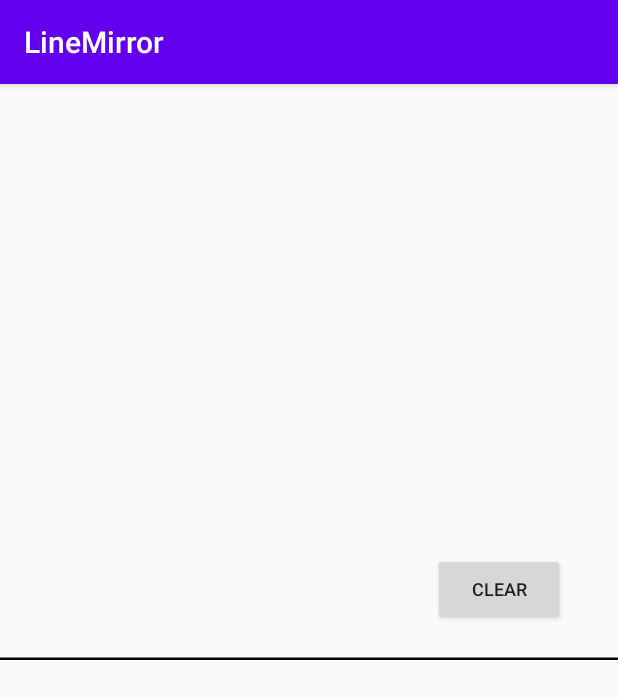
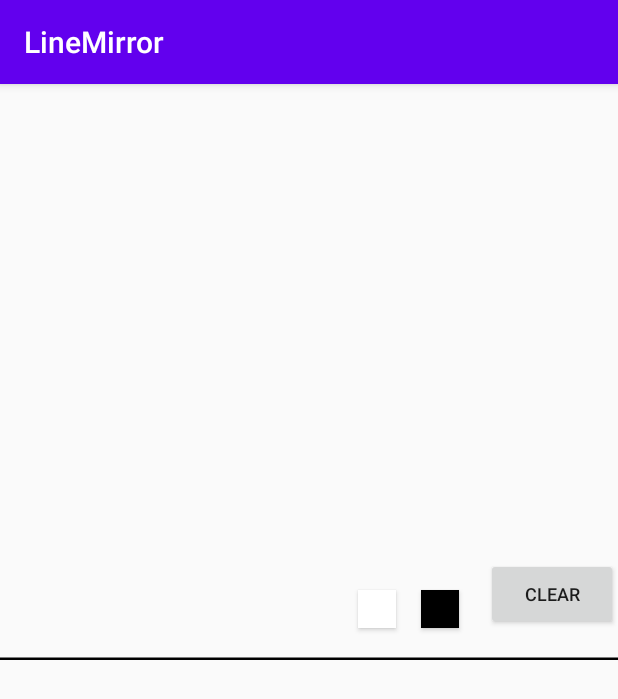
Before and after one commit to vivekaruuu/lineMirror, an Android app: the screen it shows after launch (MainActivity), after a tap on "CLEAR", on a phone screen of 412 x 824 dp. Shown: the top 699 px of the screen. Run offline under Robolectric (Android 15) with nearby library versions, the phone set to English and light mode, and no system bars; libraries missing offline, so code that uses them is left out: yuku.ambilwarna.

Commit message:
added color option

```diff
--- a/app/build.gradle
+++ b/app/build.gradle
@@ -26,6 +26,7 @@ dependencies {
     implementation 'androidx.appcompat:appcompat:1.2.0'
     implementation 'androidx.constraintlayout:constraintlayout:1.1.3'
     testImplementation 'junit:junit:4.12'
+    implementation 'com.github.yukuku:ambilwarna:2.0.1'
     androidTestImplementation 'androidx.test.ext:junit:1.1.1'
     androidTestImplementation 'androidx.test.espresso:espresso-core:3.2.0'
 
--- a/app/src/main/java/com/example/linemirror/Fragment1.java
+++ b/app/src/main/java/com/example/linemirror/Fragment1.java
@@ -5,6 +5,8 @@ import android.graphics.Canvas;
 import android.graphics.Color;
 import android.graphics.Paint;
 import android.graphics.Path;
+import android.graphics.PorterDuff;
+import android.graphics.PorterDuffXfermode;
 import android.os.Bundle;
 import android.util.AttributeSet;
 import android.util.Log;
@@ -19,28 +21,46 @@ import androidx.annotation.NonNull;
 import androidx.annotation.Nullable;
 import androidx.fragment.app.Fragment;
 
+import yuku.ambilwarna.AmbilWarnaDialog;
+
 
 public class Fragment1 extends Fragment {
 
     private static final String TAG = "Fragment1";
     private FragmentAListener listener;
     public interface FragmentAListener {
-        void onInputASent(Path path);
+        void onInputASent(Path path,int color);
     }
     MyCanvas myCanvas;
     Button button;
+    Button colorButton;
+    Button eraseButton;
+    int mColor=Color.BLACK;
     @Nullable
     @Override
     public View onCreateView(@NonNull LayoutInflater inflater, @Nullable ViewGroup container, @Nullable Bundle savedInstanceState) {
         View view= inflater.inflate(R.layout.canvas_1,container,false);
          myCanvas=view.findViewById(R.id.canvas);
          button=view.findViewById(R.id.button);
+         colorButton=view.findViewById(R.id.color_button);
+         eraseButton=view.findViewById(R.id.erase_button);
+         eraseButton.setOnClickListener(new View.OnClickListener() {
+             @Override
+             public void onClick(View view) {
+             }
+         });
+         colorButton.setOnClickListener(new View.OnClickListener() {
+             @Override
+             public void onClick(View view) {
+                 openColorPicker();
+             }
+         });
          button.setOnClickListener(new View.OnClickListener() {
              @Override
              public void onClick(View view) {
                  myCanvas.mPath.reset();
                  myCanvas.invalidate();
-                 listener.onInputASent(myCanvas.mPath);
+                 listener.onInputASent(myCanvas.mPath,mColor);
              }
          });
 
@@ -48,6 +68,25 @@ public class Fragment1 extends Fragment {
 
         return view;
     }
+    void openColorPicker(){
+        AmbilWarnaDialog colorPicker=new AmbilWarnaDialog(getActivity(), Color.BLACK, new AmbilWarnaDialog.OnAmbilWarnaListener() {
+            @Override
+            public void onCancel(AmbilWarnaDialog dialog) {
+
+            }
+
+            @Override
+            public void onOk(AmbilWarnaDialog dialog, int color) {
+                    mColor=color;
+                    myCanvas.mPaint.setColor(mColor);
+                    myCanvas.invalidate();
+                    listener.onInputASent(myCanvas.mPath,mColor);
+                    colorButton.setBackgroundColor(mColor);
+            }
+        });
+        colorPicker.show();
+    }
+
     public void updateEditText(Path path) {
         myCanvas.draw(path);
     }
@@ -61,12 +100,12 @@ public class Fragment1 extends Fragment {
 
                 switch (event.getAction()) {
                     case MotionEvent.ACTION_DOWN: {
-                        myCanvas.mPath.moveTo(x,y);
-                        return true;
+                            myCanvas.mPath.moveTo(x, y);
+                          return true;
                     }
                     case MotionEvent.ACTION_MOVE:{
                         myCanvas.mPath.lineTo(x,y);
-                        listener.onInputASent(myCanvas.mPath);
+                        listener.onInputASent(myCanvas.mPath,mColor);
                         break;
                     }
 
--- a/app/src/main/java/com/example/linemirror/Fragment2.java
+++ b/app/src/main/java/com/example/linemirror/Fragment2.java
@@ -28,8 +28,8 @@ public class Fragment2 extends Fragment {
         touchListener(myCanvas2);
         return view;
     }
-    public void updateEditText(Path path) {
-        myCanvas2.draw(path);
+    public void updateEditText(Path path,int color) {
+        myCanvas2.draw(path);myCanvas2.mPaint.setColor(color);
     }
 
     private void touchListener(View view) {
--- a/app/src/main/java/com/example/linemirror/MainActivity.java
+++ b/app/src/main/java/com/example/linemirror/MainActivity.java
@@ -25,8 +25,8 @@ public class MainActivity extends AppCompatActivity implements Fragment1.Fragmen
     }
 
     @Override
-    public void onInputASent(Path path) {
-        fragment2.updateEditText(path);
+    public void onInputASent(Path path,int color) {
+        fragment2.updateEditText(path,color);
     }
 
     @Override
--- a/app/src/main/java/com/example/linemirror/MyCanvas.java
+++ b/app/src/main/java/com/example/linemirror/MyCanvas.java
@@ -5,16 +5,20 @@ import android.graphics.Canvas;
 import android.graphics.Color;
 import android.graphics.Paint;
 import android.graphics.Path;
+import android.graphics.PorterDuff;
+import android.graphics.PorterDuffXfermode;
 import android.util.AttributeSet;
+import android.util.Log;
 import android.view.View;
 
 import androidx.annotation.Nullable;
 
 
 public class MyCanvas extends View {
-
+    private static final String TAG = "MyCanvas";
         Paint mPaint;
         Path mPath;
+
 
         public MyCanvas(Context context) {
             super(context);
@@ -45,17 +49,24 @@ public class MyCanvas extends View {
             mPaint.setAntiAlias(true);
             mPaint.setStyle(Paint.Style.STROKE);
 
+
         }
         public void draw(Path path) {
             mPath=path;
             invalidate();
         }
 
+
         @Override
         protected void onDraw(Canvas canvas) {
             super.onDraw(canvas);
-            canvas.drawPath(mPath, mPaint);
-            canvas.drawLine(0,getHeight(),getWidth(),getHeight(),mPaint);
+             {
+
+                canvas.drawPath(mPath, mPaint);
+                canvas.drawLine(0, getHeight(), getWidth(), getHeight(), mPaint);
+
+             }
         }
 
+
 }
--- a/app/src/main/res/layout/canvas_1.xml
+++ b/app/src/main/res/layout/canvas_1.xml
@@ -3,7 +3,6 @@
     xmlns:tools="http://schemas.android.com/tools"
     android:layout_width="match_parent"
     android:layout_height="match_parent"
-
     xmlns:app="http://schemas.android.com/apk/res-auto">
 
 <com.example.linemirror.MyCanvas
@@ -25,9 +24,31 @@
         android:textSize="12sp"
         app:layout_constraintBottom_toBottomOf="parent"
         app:layout_constraintEnd_toEndOf="@+id/canvas"
-        app:layout_constraintHorizontal_bias="0.89"
+        app:layout_constraintTop_toTopOf="parent"
+        app:layout_constraintVertical_bias="0.94" />
+
+    <Button
+        android:layout_width="25dp"
+        android:layout_height="25dp"
+        android:id="@+id/color_button"
+        android:background="#000000"
+        app:layout_constraintBottom_toBottomOf="parent"
+        app:layout_constraintEnd_toStartOf="@+id/button"
+        app:layout_constraintHorizontal_bias="0.94"
         app:layout_constraintStart_toStartOf="parent"
-        app:layout_constraintTop_toTopOf="parent"
-        app:layout_constraintVertical_bias="0.93" />
+        app:layout_constraintTop_toTopOf="@+id/canvas"
+        app:layout_constraintVertical_bias="0.94" />
+
+    <Button
+        android:layout_width="25dp"
+        android:layout_height="25dp"
+        android:id="@+id/erase_button"
+        android:background="#ffffffff"
+        app:layout_constraintBottom_toBottomOf="parent"
+        app:layout_constraintEnd_toStartOf="@+id/button"
+        app:layout_constraintHorizontal_bias="0.80"
+        app:layout_constraintStart_toStartOf="parent"
+        app:layout_constraintTop_toTopOf="@+id/canvas"
+        app:layout_constraintVertical_bias="0.94" />
 
 </androidx.constraintlayout.widget.ConstraintLayout>
```
Also changed, not shown: app/src/main/java/com/example/linemirror/MyCanvas2.java (+0 -20 lines), app/src/main/res/drawable/circle_style.xml (added, +13 -0 lines).
